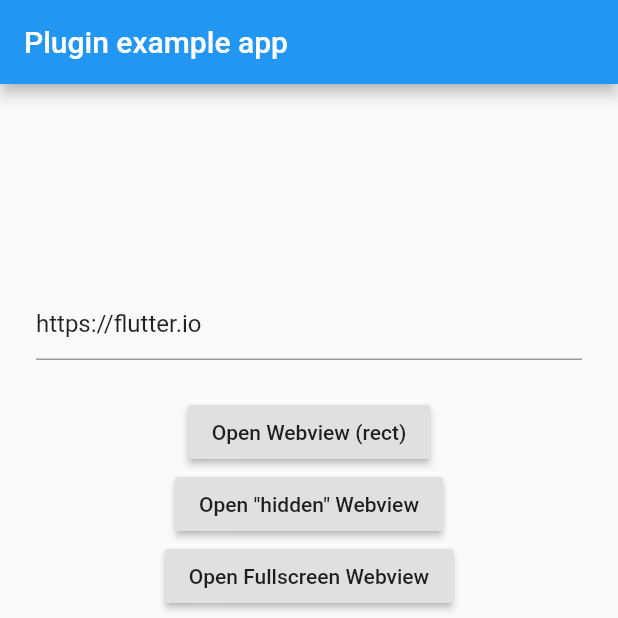
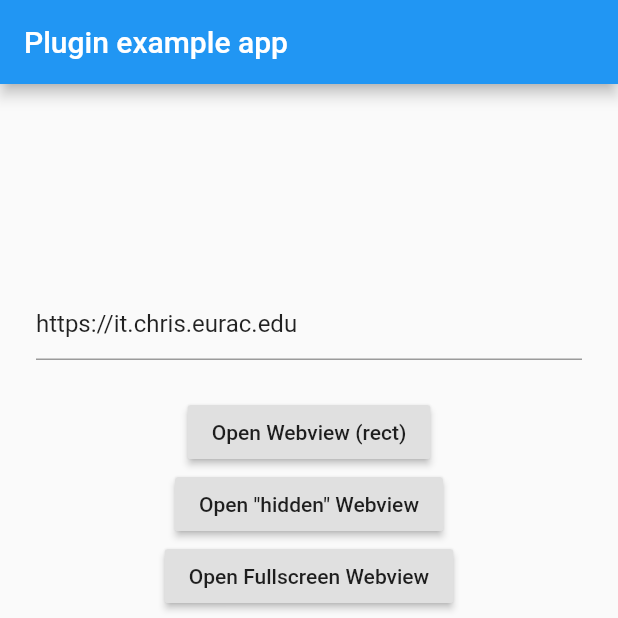
Before and after one commit to dequb/test_flutter_app, a Flutter app: the screen it shows after launch, on a phone screen of 412 x 824 dp, the top half of it. Run offline on Flutter 3.47's test engine with Material 2 defaults, Android fonts, the phone set to English and light mode, and no system bars; missing offline and left inert: flutter_webview_plugin.

Commit message:
Change url.

```diff
--- a/lib/main.dart
+++ b/lib/main.dart
@@ -7,7 +7,7 @@ import 'package:flutter_webview_plugin/flutter_webview_plugin.dart';
 const kAndroidUserAgent =
     'Mozilla/5.0 (Linux; Android 6.0; Nexus 5 Build/MRA58N) AppleWebKit/537.36 (KHTML, like Gecko) Chrome/62.0.3202.94 Mobile Safari/537.36';
 
-String selectedUrl = 'https://flutter.io';
+String selectedUrl = 'https://it.chris.eurac.edu';
 
 void main() {
   runApp(new MyApp());
```
